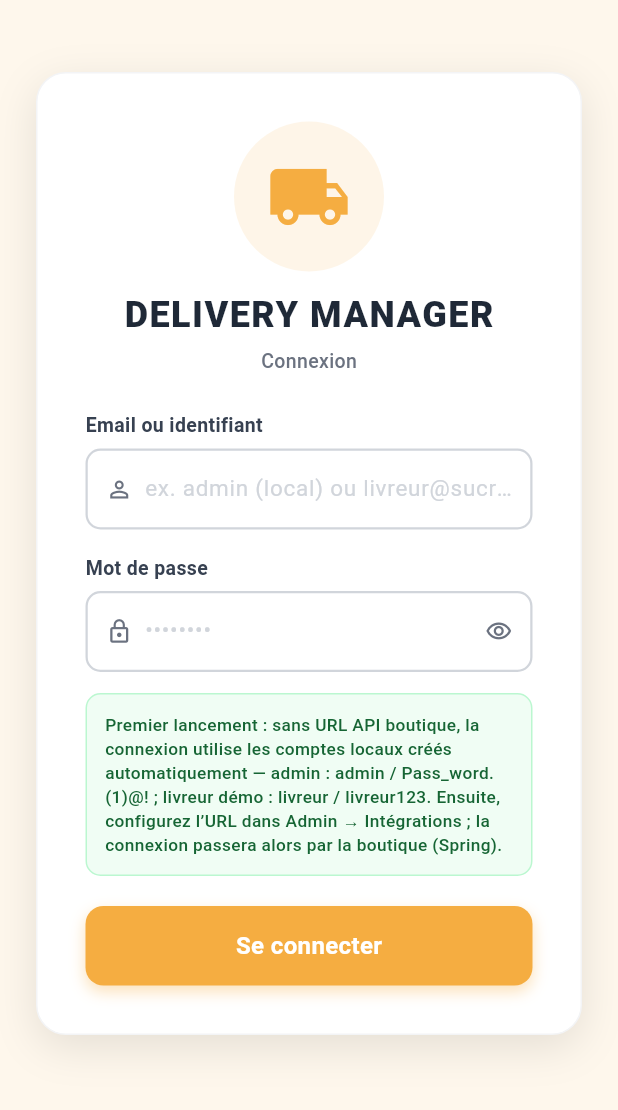
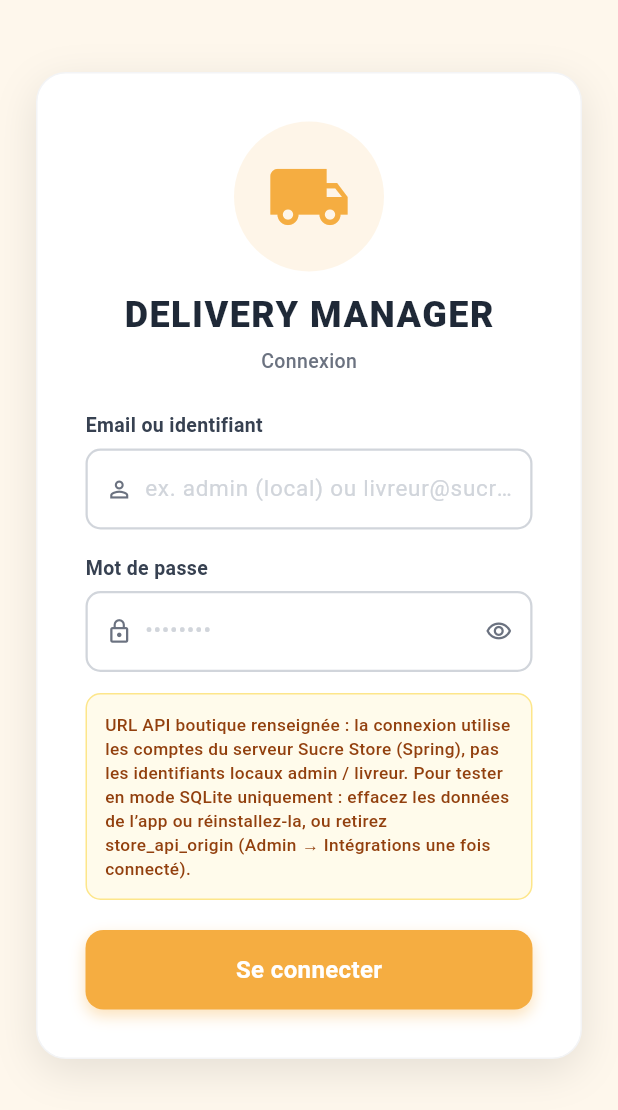
Before and after one commit to Kamal19612/SPIRIT-LIVRAISON, a Flutter app: the screen it shows after launch, on a phone screen of 412 x 824 dp. Shown: the top 1110 px of the screen. Run offline on Flutter 3.47's test engine with Material 3 defaults, Android fonts, the phone set to English and light mode, and no system bars; our stand-ins replace cached_network_image, dio, firebase_core, firebase_messaging, flutter_local_notifications, flutter_secure_storage and 4 more; missing offline and left inert: google_mlkit_text_recognition; accounts and stored records are empty.

Commit message:
ajout URL

```diff
--- a/lib/config/app_config.dart
+++ b/lib/config/app_config.dart
@@ -1,6 +1,6 @@
 class AppConfig {
   static const String dbName    = 'delivery_manager.db';
-  static const int    dbVersion = 7;
+  static const int    dbVersion = 8;
 
   /// Compte administrateur SQLite : créé au premier lancement et réinjecté au démarrage
   /// si la ligne manque ([LocalDatabase.ensureDefaultLocalAccounts]). À changer en prod
@@ -12,4 +12,8 @@ class AppConfig {
   static const String defaultAppName      = 'Delivery Manager';
   static const String defaultLogoUrl      = '';
   static const String defaultPrimaryColor = '#F5AD41';
+
+  /// Backend boutique (Spring) par défaut, sans `/api`.
+  /// Peut être écrasé dans Admin → Intégrations.
+  static const String defaultStoreApiOrigin = 'https://spdelivery.socialracine.com';
 }
--- a/lib/database/local_database.dart
+++ b/lib/database/local_database.dart
@@ -159,6 +159,7 @@ class LocalDatabase {
       {'key': 'contact_phone', 'value': ''},
       {'key': 'contact_email', 'value': ''},
       {'key': 'support_whatsapp', 'value': ''},
+      {'key': 'store_api_origin', 'value': AppConfig.defaultStoreApiOrigin},
     ]) {
       batch.insert('app_config', entry,
           conflictAlgorithm: ConflictAlgorithm.ignore);
@@ -195,6 +196,9 @@ class LocalDatabase {
     if (oldVersion < 7) {
       await _migrateToV7(db);
     }
+    if (oldVersion < 8) {
+      await _migrateToV8(db);
+    }
   }
 
   /// Aligne le mot de passe du compte [AppConfig.defaultLocalAdminUsername] sur la valeur courante d’AppConfig.
@@ -205,6 +209,14 @@ class LocalDatabase {
       {'password': h},
       where: 'username = ?',
       whereArgs: [AppConfig.defaultLocalAdminUsername],
+    );
+  }
+
+  Future<void> _migrateToV8(Database db) async {
+    await db.insert(
+      'app_config',
+      {'key': 'store_api_origin', 'value': AppConfig.defaultStoreApiOrigin},
+      conflictAlgorithm: ConflictAlgorithm.ignore,
     );
   }
 
--- a/lib/screens/login_screen.dart
+++ b/lib/screens/login_screen.dart
@@ -5,6 +5,7 @@ import '../config/app_config.dart';
 import '../database/app_config_dao.dart';
 import '../providers/app_config_provider.dart';
 import '../providers/auth_provider.dart';
+import '../utils/url_normalize.dart';
 
 class LoginScreen extends StatefulWidget {
   const LoginScreen({super.key});
@@ -18,7 +19,7 @@ class _LoginScreenState extends State<LoginScreen> {
   final TextEditingController _passwordController = TextEditingController();
   bool    _obscurePassword = true;
   String? _localError;
-  /// `null` = chargement ; `false` = pas d’URL API → connexion locale possible.
+  /// `null` = chargement ; `false` = pas d’origine API normalisée → SQLite (comptes locaux).
   bool? _storeApiConfigured;
 
   static const Color _gray300 = Color(0xFFD1D5DB);
@@ -37,7 +38,9 @@ class _LoginScreenState extends State<LoginScreen> {
         return;
       }
       final raw = await AppConfigDao.instance.getValue('store_api_origin');
-      final configured = raw != null && raw.trim().isNotEmpty;
+      final origin = normalizeHttpOrigin(raw ?? '');
+      final configured =
+          origin != null && origin.trim().isNotEmpty;
       if (mounted) setState(() => _storeApiConfigured = configured);
     });
   }
@@ -125,6 +128,10 @@ class _LoginScreenState extends State<LoginScreen> {
                         if (_storeApiConfigured == false) ...[
                           const SizedBox(height: 14),
                           _buildLocalBootstrapHint(),
+                        ],
+                        if (_storeApiConfigured == true) ...[
+                          const SizedBox(height: 14),
+                          _buildRemoteApiHint(),
                         ],
                         const SizedBox(height: 20),
                         _buildSubmitButton(auth.isLoading, primary),
@@ -275,6 +282,31 @@ class _LoginScreenState extends State<LoginScreen> {
     );
   }
 
+  /// Affiché lorsque [AuthService] utilise `POST …/api/auth/login` (origine normalisée non vide).
+  Widget _buildRemoteApiHint() {
+    return Container(
+      width: double.infinity,
+      padding: const EdgeInsets.all(12),
+      decoration: BoxDecoration(
+        color: const Color(0xFFFFFBEB),
+        borderRadius: BorderRadius.circular(10),
+        border: Border.all(color: const Color(0xFFFDE68A)),
+      ),
+      child: const Text(
+        'URL API boutique renseignée : la connexion utilise les comptes du serveur '
+        'Sucre Store (Spring), pas les identifiants locaux admin / livreur. '
+        'Pour tester en mode SQLite uniquement : effacez les données de l’app ou '
+        'réinstallez-la, ou retirez store_api_origin (Admin → Intégrations une fois connecté).',
+        style: TextStyle(
+          fontSize: 11.5,
+          height: 1.35,
+          color: Color(0xFF92400E),
+          fontWeight: FontWeight.w500,
+        ),
+      ),
+    );
+  }
+
   /// Affiché tant que l’URL API boutique n’est pas enregistrée (premier déploiement).
   Widget _buildLocalBootstrapHint() {
     return Container(
```
